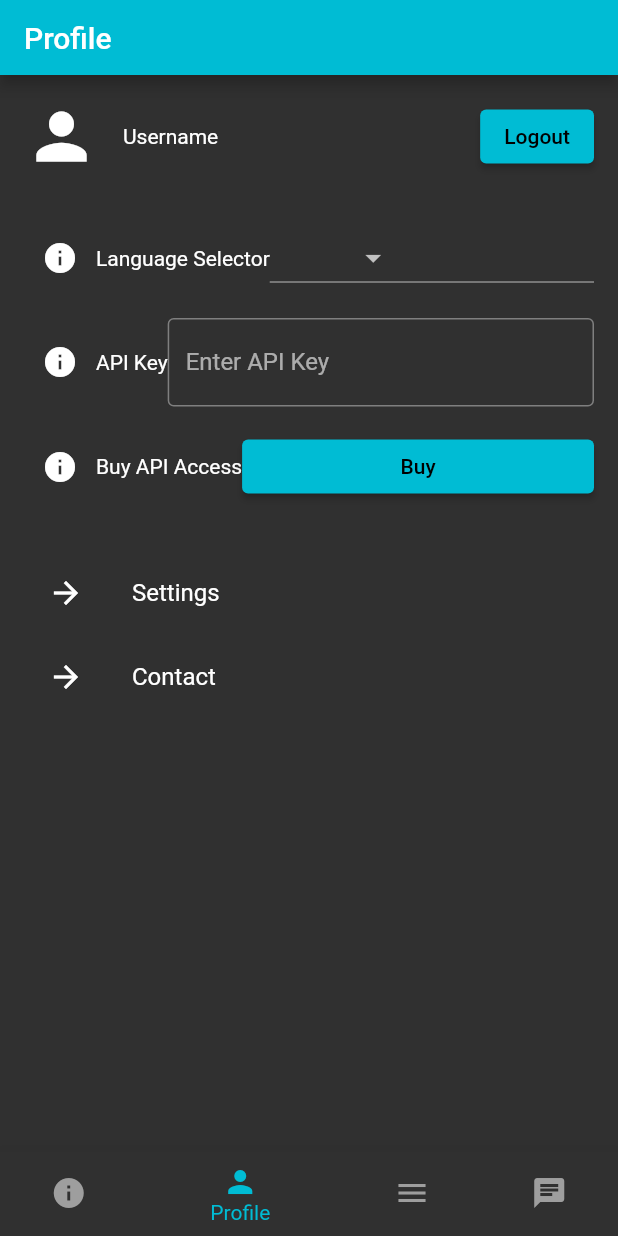
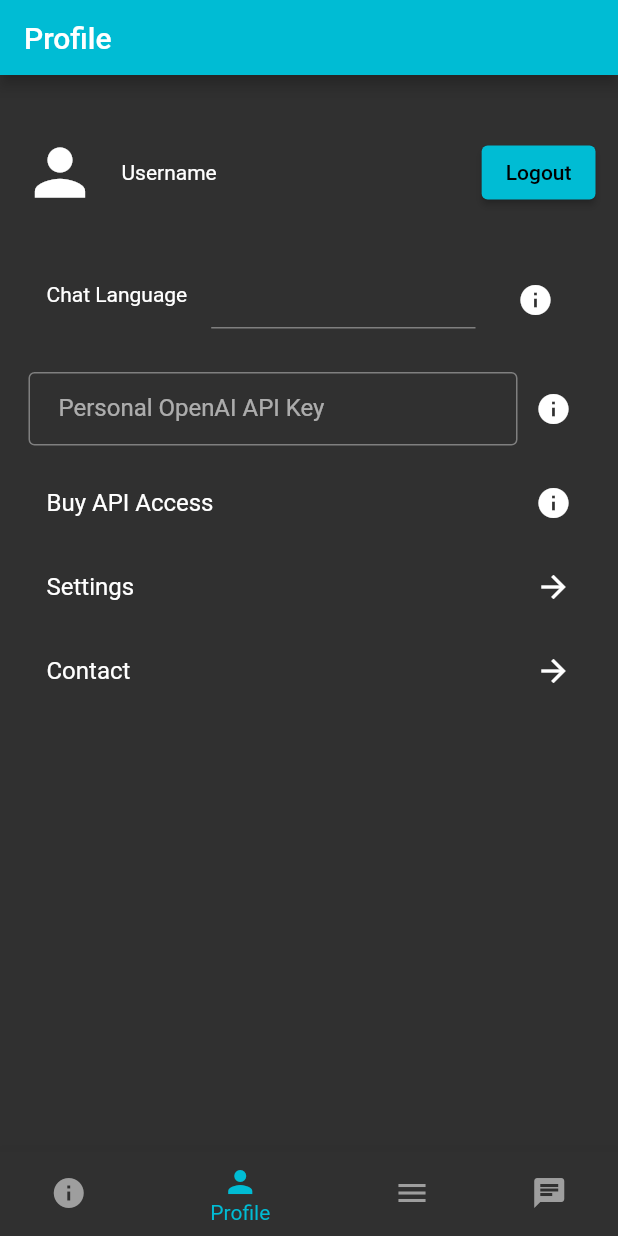
Before and after one commit to JiosHub/KaiwaAI, a Flutter app: the BottomMenuRibbon screen opened directly, item 2 of the bottom bar chosen, on a phone screen of 412 x 824 dp. Run offline on Flutter 3.47's test engine with Material 2 defaults, Android fonts, the phone set to English and light mode, and no system bars; our stand-ins replace flutter_keyboard_visibility; Roboto replaces fonts that are missing (Poppins).

Commit message:
profile almost done

```diff
--- a/lib/pages/profile.dart
+++ b/lib/pages/profile.dart
@@ -11,13 +11,14 @@ class _ProfilePageState extends State<ProfilePage> {
 
   @override
   Widget build(BuildContext context) {
-    return Container(
-      padding: EdgeInsets.all(16),
+    return SingleChildScrollView(
+      padding: EdgeInsets.only(left: 15, right: 15, top: 40),
       child: Column(
-        crossAxisAlignment: CrossAxisAlignment.start,
+        //crossAxisAlignment: CrossAxisAlignment.start,
+        mainAxisAlignment: MainAxisAlignment.start,
         children: [
           Row(
-            mainAxisAlignment: MainAxisAlignment.start,
+            //mainAxisAlignment: MainAxisAlignment.start,
             children: [
               Icon(Icons.person, size: 50),
               SizedBox(width: 16),
@@ -32,54 +33,72 @@ class _ProfilePageState extends State<ProfilePage> {
             ],
           ),
           SizedBox(height: 32),
-          infoField(
-            'Language Selector',
-            DropdownButton<String>(
-              value: selectedLanguage,
-              items: ['English', 'French', 'Spanish']
-                  .map((lang) => DropdownMenuItem(
-                        child: Text(lang),
-                        value: lang,
-                      ))
-                  .toList(),
-              onChanged: (value) {
-                setState(() {
-                  selectedLanguage = value;
+          ListTile(
+            leading: Text("Chat Language"),
+            title: Container(
+              width: double.infinity,
+              alignment: Alignment.centerRight,
+              child: Transform.translate(
+                offset: Offset(0, -5),  // Adjust the y-coordinate as needed
+                child: Autocomplete<String>(
+                  optionsBuilder: (TextEditingValue textEditingValue) {
+                    return ["Option 1", "Option 2"].where((String option) {
+                      return option.contains(textEditingValue.text.toLowerCase());
                     });
+                  },
+                  onSelected: (String selection) {
+                    print("You selected: " + selection);
                   },
                 ),
               ),
-          SizedBox(height: 16),
-          infoField(
-            'API Key',
-            TextField(
+            ),
+            trailing: IconButton(
+              icon: Icon(Icons.info),
+              onPressed: () {
+                // Info button logic here
+              },
+            ),
+          ),
+          SizedBox(height: 10),
+          Padding(
+            padding: const EdgeInsets.symmetric(horizontal: 4.0, vertical: 10.0),
+            child: Row(
+              children: [
+                Expanded(
+                  child: TextField(
                     controller: apiKeyController,
                     decoration: InputDecoration(
+                      contentPadding: EdgeInsets.symmetric(horizontal: 20, vertical: 15),
                       border: OutlineInputBorder(),
-                labelText: 'Enter API Key',
+                      labelText: 'Personal OpenAI API Key',
                     ),
                   ),
                 ),
-          SizedBox(height: 16),
-          infoField(
-            'Buy API Access',
-            ElevatedButton(
+                IconButton(
+                  icon: Icon(Icons.info),
                   onPressed: () {
-                // Navigate to API purchase page
+                    // Info button logic here
                   },
-              child: Text('Buy'),
+                ),
+              ],
             ),
           ),
-          SizedBox(height: 32),
           ListTile(
-            leading: Icon(Icons.arrow_forward),
+            trailing: Icon(Icons.info),
+            title: Text('Buy API Access'),
+            onTap: () {
+              // Navigate to contact page
+            },
+          ),
+          ListTile(
+            trailing: Icon(Icons.arrow_forward),
             title: Text('Settings'),
             onTap: () {
               // Navigate to settings page
             },
           ),
           ListTile(
-            leading: Icon(Icons.arrow_forward),
+            trailing: Icon(Icons.arrow_forward),
             title: Text('Contact'),
             onTap: () {
               // Navigate to contact page
@@ -93,16 +112,16 @@ class _ProfilePageState extends State<ProfilePage> {
   Widget infoField(String label, Widget field) {
     return Row(
       children: [
+        Text(label),
+        Expanded(
+          child: field,
+        ),
         IconButton(
           icon: Icon(Icons.info),
           onPressed: () {
             // Show info popup
           },
         ),
-        Text(label),
-        Expanded(
-          child: field,
-        ),
       ],
     );
   }
--- a/lib/widgets/bottom_menu.dart
+++ b/lib/widgets/bottom_menu.dart
@@ -88,9 +88,7 @@ class _BottomMenuRibbonState extends State<BottomMenuRibbon> {
 
     return Scaffold(
       appBar: _appBars.elementAt(_selectedIndex),
-      body: Center(
-        child: _pages.elementAt(_selectedIndex),
-      ),
+      body: _pages.elementAt(_selectedIndex),
       bottomNavigationBar: BottomNavigationBar(
         backgroundColor: Colors.grey[300],
         elevation: 10.0,
```
Lines whose indentation alone changed are shown as unchanged.
